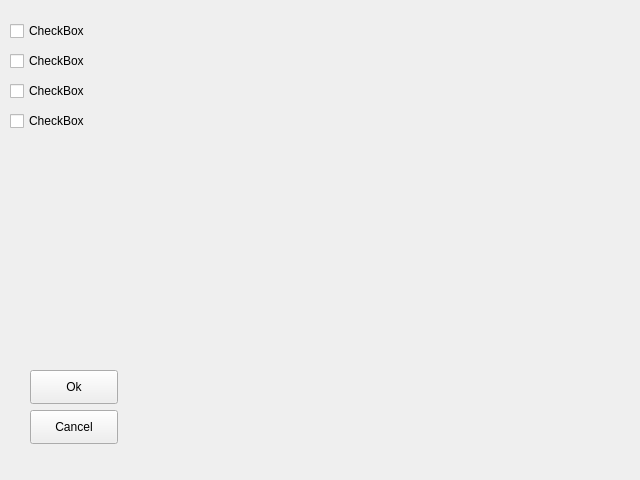
First picture: the form in PyQTT/gui.ui, repository erfaenda/PiuPiu, before the edit.
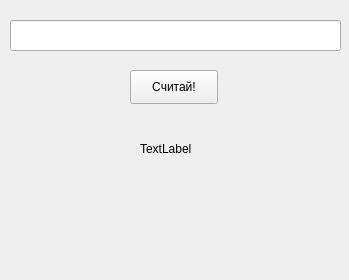
Second picture: the form after the edit.

```diff
--- a/PyQTT/gui.ui
+++ b/PyQTT/gui.ui
@@ -6,89 +6,47 @@
    <rect>
     <x>0</x>
     <y>0</y>
-    <width>640</width>
-    <height>480</height>
+    <width>349</width>
+    <height>280</height>
    </rect>
   </property>
   <property name="windowTitle">
    <string>Form</string>
   </property>
-  <widget class="QCheckBox" name="checkBox">
-   <property name="geometry">
-    <rect>
-     <x>10</x>
-     <y>20</y>
-     <width>88</width>
-     <height>22</height>
-    </rect>
-   </property>
-   <property name="text">
-    <string>CheckBox</string>
-   </property>
-  </widget>
   <widget class="QPushButton" name="pushButton">
    <property name="geometry">
     <rect>
-     <x>30</x>
-     <y>410</y>
+     <x>130</x>
+     <y>70</y>
      <width>88</width>
      <height>34</height>
     </rect>
    </property>
    <property name="text">
-    <string>Cancel</string>
+    <string>Считай!</string>
    </property>
   </widget>
-  <widget class="QPushButton" name="pushButton_2">
+  <widget class="QLineEdit" name="lineEdit">
    <property name="geometry">
     <rect>
-     <x>30</x>
-     <y>370</y>
-     <width>88</width>
-     <height>34</height>
-    </rect>
-   </property>
-   <property name="text">
-    <string>Ok</string>
-   </property>
-  </widget>
-  <widget class="QCheckBox" name="checkBox_2">
-   <property name="geometry">
-    <rect>
      <x>10</x>
-     <y>50</y>
-     <width>88</width>
-     <height>22</height>
+     <y>20</y>
+     <width>331</width>
+     <height>31</height>
     </rect>
    </property>
-   <property name="text">
-    <string>CheckBox</string>
-   </property>
   </widget>
-  <widget class="QCheckBox" name="checkBox_3">
+  <widget class="QLabel" name="label">
    <property name="geometry">
     <rect>
-     <x>10</x>
-     <y>80</y>
-     <width>88</width>
-     <height>22</height>
+     <x>140</x>
+     <y>140</y>
+     <width>59</width>
+     <height>18</height>
     </rect>
    </property>
    <property name="text">
-    <string>CheckBox</string>
-   </property>
-  </widget>
-  <widget class="QCheckBox" name="checkBox_4">
-   <property name="geometry">
-    <rect>
-     <x>10</x>
-     <y>110</y>
-     <width>88</width>
-     <height>22</height>
-    </rect>
-   </property>
-   <property name="text">
-    <string>CheckBox</string>
+    <string>TextLabel</string>
    </property>
   </widget>
  </widget>
```
